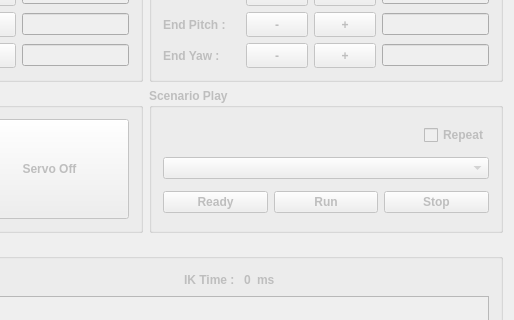
Before: the Qt Designer form RobotControllerUI/mainwindow.ui in hajunsong/Controller, drawn with Qt 5; both pictures show x 455 to 969 and y 199 to 519 of the 969 by 748 pixel window.
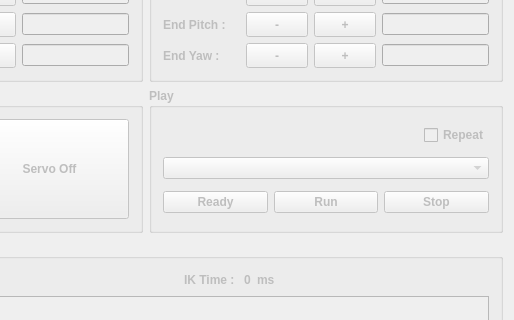
After: the same form once the commit is applied.

Commit message: Change 4,5 module & offset

The edit to the form file:
```diff
--- a/RobotControllerUI/mainwindow.ui
+++ b/RobotControllerUI/mainwindow.ui
@@ -1266,7 +1266,7 @@
        </font>
       </property>
       <property name="title">
-       <string>Scenario Play</string>
+       <string>Play</string>
       </property>
       <layout class="QGridLayout" name="gridLayout_8">
        <item row="2" column="0">
```
The commit also changes 2 other files.
